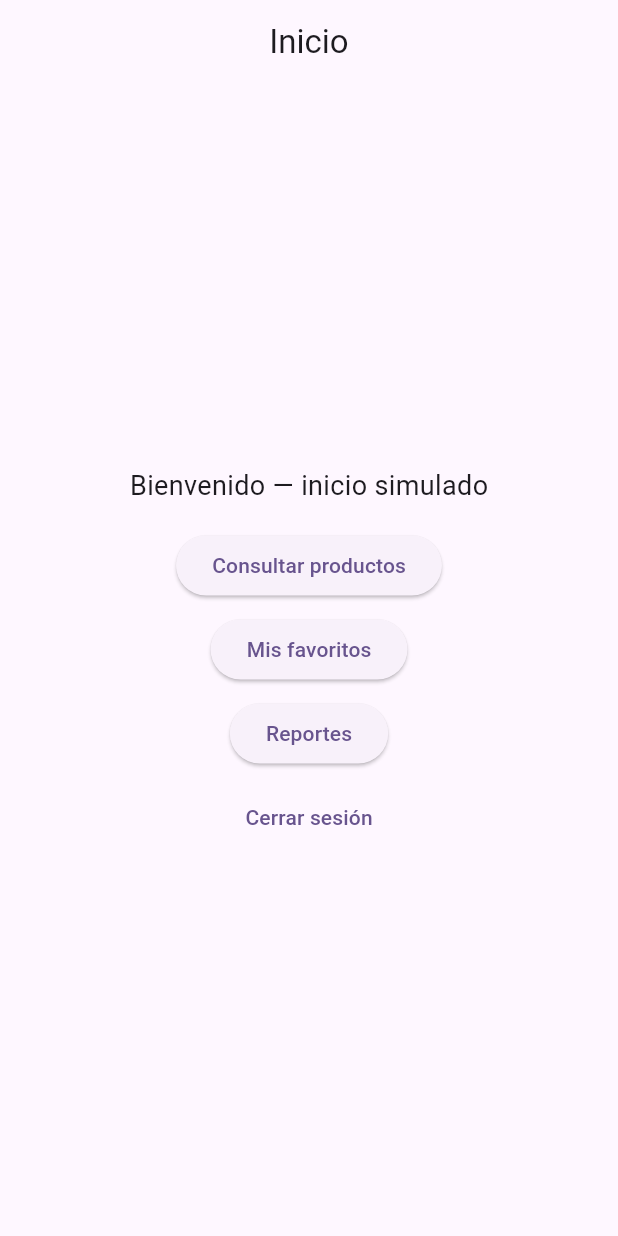
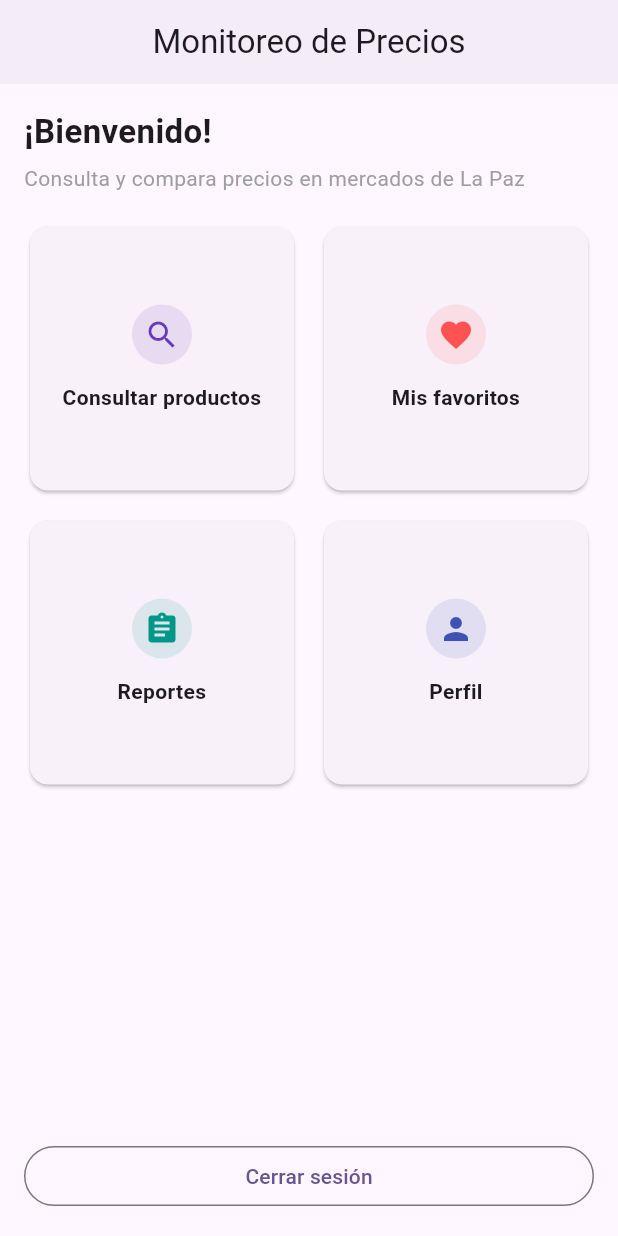
Before and after one commit to Franci-343/monitoreo_precios, a Flutter app: the HomeAfterLogin screen opened directly, on a phone screen of 412 x 824 dp. Run offline on Flutter 3.47's test engine with Material 3 defaults, Android fonts, the light colour scheme and no system bars.

Commit message:
FIN ESTILOS

```diff
--- a/lib/views/login_view.dart
+++ b/lib/views/login_view.dart
@@ -3,6 +3,7 @@ import 'package:monitoreo_precios/views/register_view.dart';
 import 'package:monitoreo_precios/views/producto_view.dart';
 import 'package:monitoreo_precios/views/favoritos_view.dart';
 import 'package:monitoreo_precios/views/reporte_view.dart';
+import 'package:monitoreo_precios/views/perfil_view.dart';
 
 class LoginView extends StatefulWidget {
   const LoginView({Key? key}) : super(key: key);
@@ -73,6 +74,24 @@ class _LoginViewState extends State<LoginView> {
                   child: Column(
                     mainAxisSize: MainAxisSize.min,
                     children: [
+                      // Header dentro de la tarjeta para dar identidad y guía al usuario
+                      CircleAvatar(
+                        radius: 28,
+                        backgroundColor: Color.fromRGBO(
+                          Theme.of(context).colorScheme.primary.red,
+                          Theme.of(context).colorScheme.primary.green,
+                          Theme.of(context).colorScheme.primary.blue,
+                          0.12,
+                        ),
+                        child: Icon(Icons.storefront, color: Theme.of(context).colorScheme.primary, size: 32),
+                      ),
+                      const SizedBox(height: 12),
+                      Text('Monitoreo de Precios', style: Theme.of(context).textTheme.titleMedium?.copyWith(fontWeight: FontWeight.bold)),
+                      const SizedBox(height: 6),
+                      const Text('Accede para guardar favoritos, reportar precios y comparar', textAlign: TextAlign.center, style: TextStyle(color: Colors.grey)),
+                      const SizedBox(height: 16),
+
+                      // Form fields
                       TextFormField(
                         controller: _emailController,
                         keyboardType: TextInputType.emailAddress,
@@ -157,45 +176,93 @@ class HomeAfterLogin extends StatelessWidget {
   Widget build(BuildContext context) {
     return Scaffold(
       appBar: AppBar(
-        title: const Text('Inicio'),
-        centerTitle: true,
+        title: const Text('Monitoreo de Precios'),
       ),
-      body: Center(
+      body: Padding(
+        padding: const EdgeInsets.all(16.0),
         child: Column(
-          mainAxisSize: MainAxisSize.min,
+          crossAxisAlignment: CrossAxisAlignment.start,
           children: [
-            const Text('Bienvenido — inicio simulado', style: TextStyle(fontSize: 18)),
-            const SizedBox(height: 16),
-            ElevatedButton(
-              onPressed: () {
-                Navigator.of(context).push(MaterialPageRoute(builder: (_) => const ProductoView()));
-              },
-              child: const Text('Consultar productos'),
+            const Text('¡Bienvenido!', style: TextStyle(fontSize: 22, fontWeight: FontWeight.bold)),
+            const SizedBox(height: 6),
+            const Text('Consulta y compara precios en mercados de La Paz', style: TextStyle(fontSize: 14, color: Colors.grey)),
+            const SizedBox(height: 18),
+            Expanded(
+              child: GridView.count(
+                crossAxisCount: 2,
+                crossAxisSpacing: 12,
+                mainAxisSpacing: 12,
+                children: [
+                  _HomeCard(
+                    icon: Icons.search,
+                    label: 'Consultar productos',
+                    color: Colors.deepPurple,
+                    onTap: () => Navigator.of(context).push(MaterialPageRoute(builder: (_) => const ProductoView())),
+                  ),
+                  _HomeCard(
+                    icon: Icons.favorite,
+                    label: 'Mis favoritos',
+                    color: Colors.redAccent,
+                    onTap: () => Navigator.of(context).push(MaterialPageRoute(builder: (_) => const FavoritosView())),
+                  ),
+                  _HomeCard(
+                    icon: Icons.assignment,
+                    label: 'Reportes',
+                    color: Colors.teal,
+                    onTap: () => Navigator.of(context).push(MaterialPageRoute(builder: (_) => const ReporteView())),
+                  ),
+                  _HomeCard(
+                    icon: Icons.person,
+                    label: 'Perfil',
+                    color: Colors.indigo,
+                    onTap: () => Navigator.of(context).push(MaterialPageRoute(builder: (_) => const PerfilView())),
+                  ),
+                ],
+              ),
             ),
-            const SizedBox(height: 8),
-            ElevatedButton(
-              onPressed: () {
-                Navigator.of(context).push(MaterialPageRoute(builder: (_) => const FavoritosView()));
-              },
-              child: const Text('Mis favoritos'),
+            SizedBox(
+              width: double.infinity,
+              child: OutlinedButton(
+                onPressed: () => Navigator.of(context).pushReplacement(MaterialPageRoute(builder: (_) => const LoginView())),
+                child: const Text('Cerrar sesión'),
+              ),
             ),
-            const SizedBox(height: 8),
-            ElevatedButton(
-              onPressed: () {
-                Navigator.of(context).push(MaterialPageRoute(builder: (_) => const ReporteView()));
-              },
-              child: const Text('Reportes'),
-            ),
-            const SizedBox(height: 8),
-            TextButton(
-              onPressed: () {
-                Navigator.of(context).pushReplacement(MaterialPageRoute(builder: (_) => const LoginView()));
-              },
-              child: const Text('Cerrar sesión'),
-            )
           ],
         ),
       ),
     );
   }
 }
+
+class _HomeCard extends StatelessWidget {
+  final IconData icon;
+  final String label;
+  final Color color;
+  final VoidCallback onTap;
+
+  const _HomeCard({Key? key, required this.icon, required this.label, required this.color, required this.onTap}) : super(key: key);
+
+  @override
+  Widget build(BuildContext context) {
+    return InkWell(
+      onTap: onTap,
+      borderRadius: BorderRadius.circular(12),
+      child: Card(
+        child: Padding(
+          padding: const EdgeInsets.all(12.0),
+          child: Column(
+            mainAxisAlignment: MainAxisAlignment.center,
+            children: [
+              CircleAvatar(
+                backgroundColor: Color.fromRGBO(color.red, color.green, color.blue, 0.12),
+                child: Icon(icon, color: color),
+              ),
+              const SizedBox(height: 12),
+              Text(label, textAlign: TextAlign.center, style: const TextStyle(fontWeight: FontWeight.w600)),
+            ],
+          ),
+        ),
+      ),
+    );
+  }
+}
```
Also changed, not shown: lib/main.dart (+15 -1 lines), lib/views/perfil_view.dart (+52 -0 lines).
